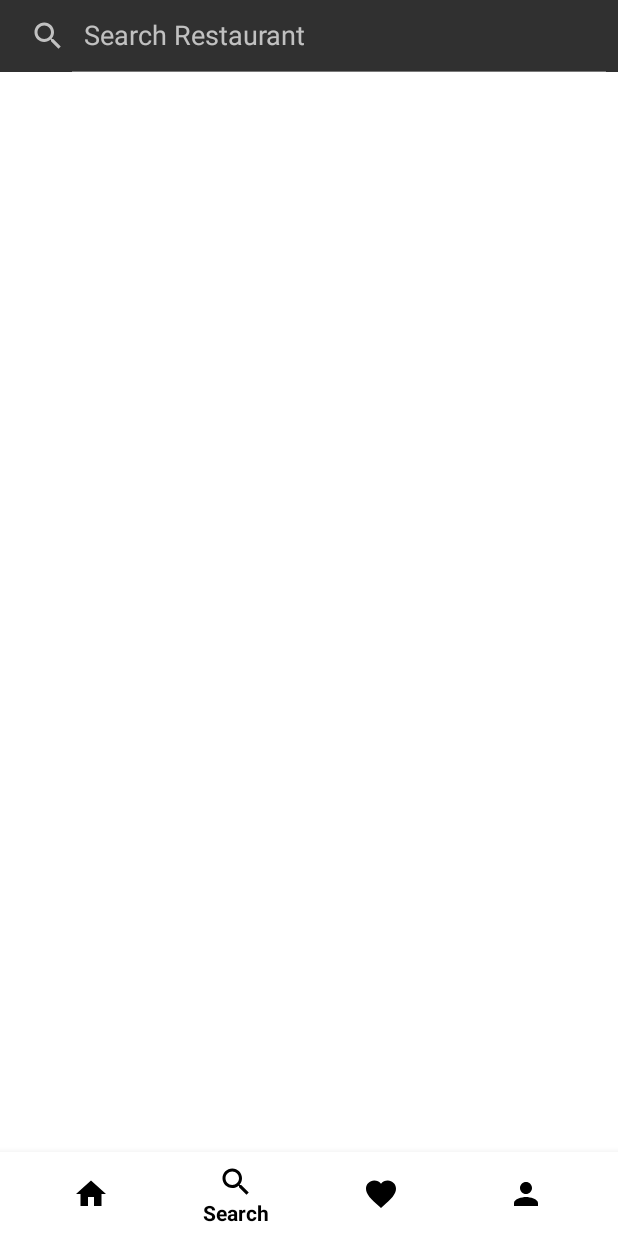
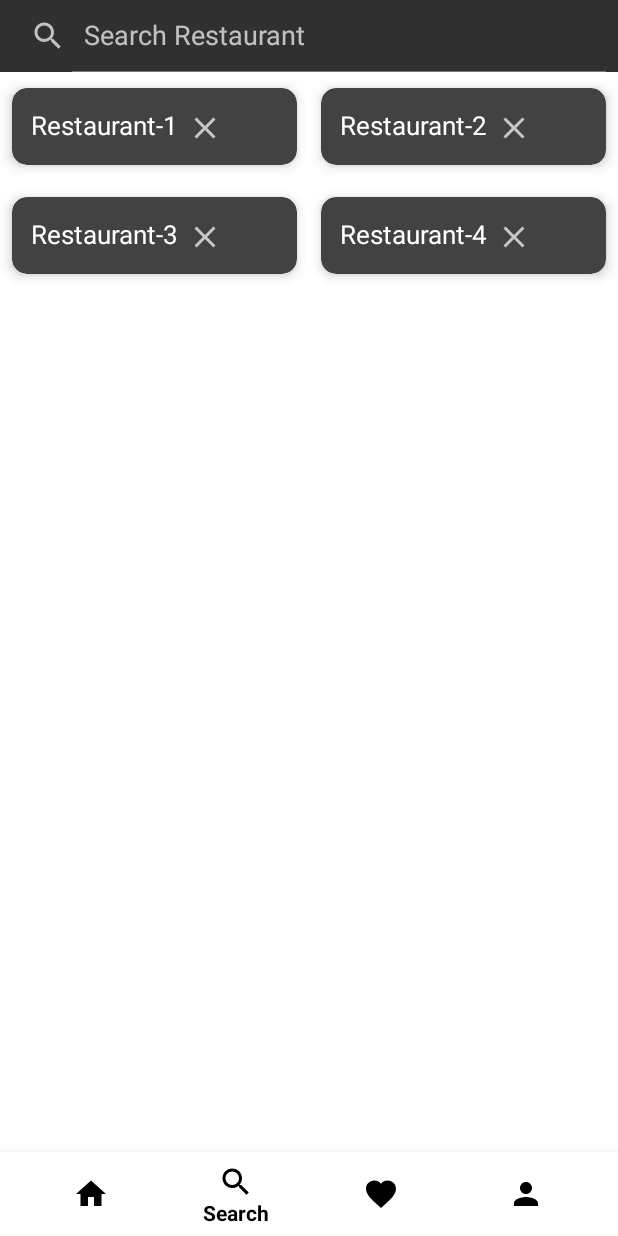
Before and after one commit to ahadmohd407/GeolocatorApplication2, an Android app: the screen it shows after launch (MainActivity), item 2 of the bottom bar chosen, on a phone screen of 412 x 824 dp. Run offline under Robolectric (Android 15) with nearby library versions, the light colour scheme and no system bars.

Commit message:
added recent searches

```diff
--- /dev/null
+++ b/app/src/main/java/com/geolocatorapplication/Adapters/RestaurantAdapter.java
@@ -0,0 +1,59 @@
+package com.geolocatorapplication.Adapters;
+
+import android.content.Context;
+import android.view.LayoutInflater;
+import android.view.View;
+import android.view.ViewGroup;
+import android.widget.ImageView;
+import android.widget.TextView;
+
+import androidx.annotation.NonNull;
+import androidx.recyclerview.widget.RecyclerView;
+
+import com.geolocatorapplication.R;
+
+import java.util.List;
+
+public class RestaurantAdapter extends RecyclerView.Adapter<RestaurantAdapter.ViewHolder> {
+    Context context;
+    List<String>names;
+    public RestaurantAdapter(Context context,List<String> names){
+        this.context=context;
+        this.names=names;
+    }
+
+    @NonNull
+    @Override
+    public ViewHolder onCreateViewHolder(@NonNull ViewGroup parent, int viewType) {
+        View view= LayoutInflater.from(context).inflate(R.layout.list_item,null,false);
+        return new ViewHolder(view);
+    }
+
+    @Override
+    public void onBindViewHolder(@NonNull ViewHolder holder, final int position) {
+        holder.name.setText(names.get(position));
+        holder.delete.setOnClickListener(new View.OnClickListener() {
+            @Override
+            public void onClick(View view) {
+                names.remove(position);
+                notifyDataSetChanged();
+            }
+        });
+    }
+
+    @Override
+    public int getItemCount() {
+        return names.size();
+    }
+
+    public class ViewHolder extends RecyclerView.ViewHolder{
+    ImageView delete;
+    TextView name;
+
+    public ViewHolder(@NonNull View itemView) {
+        super(itemView);
+        delete=itemView.findViewById(R.id.delete);
+        name=itemView.findViewById(R.id.name);
+    }
+}
+}
--- a/app/src/main/java/com/geolocatorapplication/Fragments/SearchFragment.java
+++ b/app/src/main/java/com/geolocatorapplication/Fragments/SearchFragment.java
@@ -2,15 +2,27 @@ package com.geolocatorapplication.Fragments;
 
 import android.os.Bundle;
 
+import androidx.appcompat.widget.SearchView;
 import androidx.fragment.app.Fragment;
+import androidx.recyclerview.widget.GridLayoutManager;
+import androidx.recyclerview.widget.RecyclerView;
 
 import android.view.LayoutInflater;
 import android.view.View;
 import android.view.ViewGroup;
+import android.widget.GridLayout;
 
+import com.geolocatorapplication.Adapters.RestaurantAdapter;
 import com.geolocatorapplication.R;
+
+import java.util.ArrayList;
+import java.util.List;
+
 public class SearchFragment extends Fragment {
-
+    SearchView searchView;
+    List<String> names;
+    RecyclerView recyclerView;
+    RestaurantAdapter adapter;
     public SearchFragment() {
         // Required empty public constructor
     }
@@ -19,6 +31,35 @@ public class SearchFragment extends Fragment {
     public View onCreateView(LayoutInflater inflater, ViewGroup container,
                              Bundle savedInstanceState) {
         // Inflate the layout for this fragment
-        return inflater.inflate(R.layout.fragment_search, container, false);
+        View view=inflater.inflate(R.layout.fragment_search, container, false);
+        searchView=view.findViewById(R.id.searchView);
+        names=new ArrayList<>();
+        names.add("Restaurant-1");
+        names.add("Restaurant-2");
+        names.add("Restaurant-3");
+        names.add("Restaurant-4");
+
+        searchView.setOnQueryTextListener(new SearchView.OnQueryTextListener() {
+            @Override
+            public boolean onQueryTextSubmit(String query) {
+                if(!names.contains(query)) {
+                    names.add(query);
+                    adapter.notifyDataSetChanged();
+                }
+                return true;
+            }
+
+            @Override
+            public boolean onQueryTextChange(String newText) {
+                return false;
+            }
+        });
+        recyclerView=view.findViewById(R.id.recyclerView);
+        adapter=new RestaurantAdapter(getContext(),names);
+        GridLayoutManager manager=new GridLayoutManager(getContext(),2);
+        recyclerView.setLayoutManager(manager);
+        recyclerView.setAdapter(adapter);
+
+        return view;
     }
 }
--- /dev/null
+++ b/app/src/main/res/drawable/delete.xml
@@ -0,0 +1,10 @@
+<vector xmlns:android="http://schemas.android.com/apk/res/android"
+    android:width="24dp"
+    android:height="24dp"
+    android:viewportWidth="24"
+    android:viewportHeight="24"
+    android:tint="?attr/colorControlNormal">
+  <path
+      android:fillColor="@android:color/white"
+      android:pathData="M19,6.41L17.59,5 12,10.59 6.41,5 5,6.41 10.59,12 5,17.59 6.41,19 12,13.41 17.59,19 19,17.59 13.41,12z"/>
+</vector>
--- a/app/src/main/res/layout/fragment_search.xml
+++ b/app/src/main/res/layout/fragment_search.xml
@@ -11,7 +11,14 @@
         android:layout_width="match_parent"
         android:layout_height="wrap_content"
         app:iconifiedByDefault="false"
+        android:id="@+id/searchView"
         android:background="?android:attr/windowBackground"
         app:queryHint="Search Restaurant"/>
+    <androidx.recyclerview.widget.RecyclerView
+        android:layout_width="match_parent"
+        android:layout_height="match_parent"
+
+        android:id="@+id/recyclerView"
+        android:layout_below="@+id/searchView"/>
 
 </RelativeLayout>
--- /dev/null
+++ b/app/src/main/res/layout/list_item.xml
@@ -0,0 +1,35 @@
+<?xml version="1.0" encoding="utf-8"?>
+<androidx.cardview.widget.CardView xmlns:android="http://schemas.android.com/apk/res/android"
+    android:layout_width="wrap_content"
+    android:layout_height="wrap_content"
+    xmlns:app="http://schemas.android.com/apk/res-auto"
+    app:cardCornerRadius="10dp"
+    app:contentPadding="7dp"
+    app:cardUseCompatPadding="true"
+    app:cardElevation="5dp"
+    android:layout_margin="5dp"
+
+    >
+    <LinearLayout
+
+        android:layout_width="wrap_content"
+        android:padding="5dp"
+        android:layout_height="wrap_content"
+        android:orientation="horizontal">
+        <TextView
+            android:layout_width="wrap_content"
+            android:layout_height="wrap_content"
+            android:text="Restaurant 1"
+            android:id="@+id/name"
+            android:textColor="@color/white"
+            android:textSize="17sp"/>
+        <ImageView
+            android:layout_width="wrap_content"
+            android:layout_height="wrap_content"
+            android:id="@+id/delete"
+            android:src="@drawable/delete"
+            android:layout_marginLeft="5dp"
+            android:layout_marginTop="2dp"/>
+
+    </LinearLayout>
+</androidx.cardview.widget.CardView>
```
